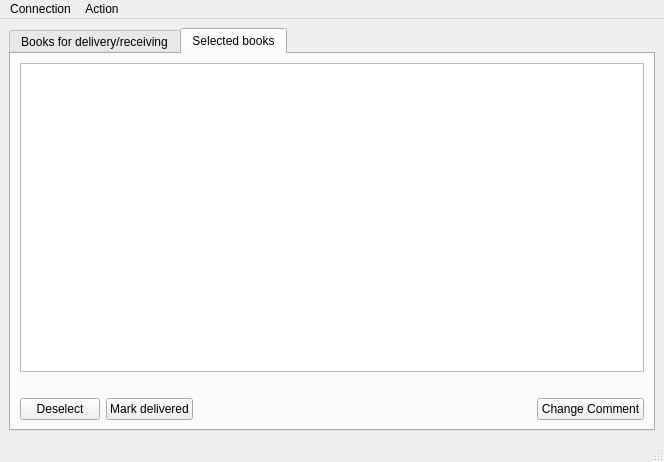
The window that mainwindow.ui (KulykOlya/db_courier) describes before a commit, drawn with Qt 5.
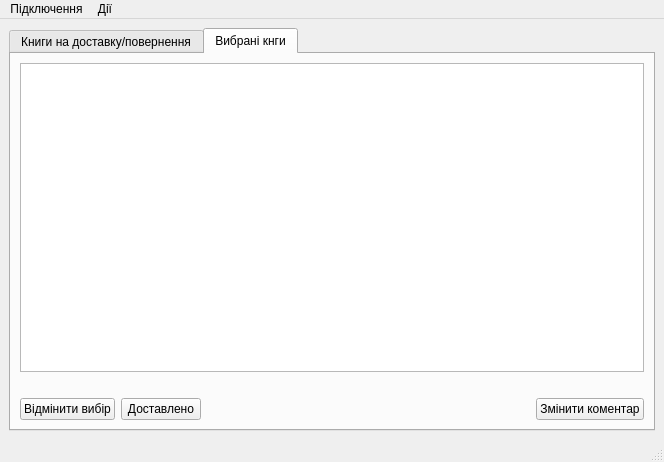
The same window after the commit. The open tabs and pages were chosen to show the change.

The edit to the form file:
```diff
--- a/mainwindow.ui
+++ b/mainwindow.ui
@@ -22,7 +22,7 @@
       </property>
       <widget class="QWidget" name="tab">
        <attribute name="title">
-        <string>Books for delivery/receiving</string>
+        <string>Книги на доставку/повернення</string>
        </attribute>
        <layout class="QVBoxLayout" name="verticalLayout_3">
         <item>
@@ -63,7 +63,7 @@
       </widget>
       <widget class="QWidget" name="tab_2">
        <attribute name="title">
-        <string>Selected books</string>
+        <string>Вибрані кнги</string>
        </attribute>
        <layout class="QVBoxLayout" name="verticalLayout_4">
         <item>
@@ -94,14 +94,14 @@
           <item>
            <widget class="QPushButton" name="pushButton_2">
             <property name="text">
-             <string>Deselect</string>
+             <string>Відмінити вибір</string>
             </property>
            </widget>
           </item>
           <item>
            <widget class="QPushButton" name="pushButton_3">
             <property name="text">
-             <string>Mark delivered</string>
+             <string>Доставлено</string>
             </property>
            </widget>
           </item>
@@ -121,7 +121,7 @@
           <item>
            <widget class="QPushButton" name="pushButton_4">
             <property name="text">
-             <string>Change Comment</string>
+             <string>Змінити коментар</string>
             </property>
            </widget>
           </item>
@@ -139,12 +139,12 @@
      <x>0</x>
      <y>0</y>
      <width>664</width>
-     <height>25</height>
+     <height>21</height>
     </rect>
    </property>
    <widget class="QMenu" name="menuConection">
     <property name="title">
-     <string>Connection</string>
+     <string>Підключення</string>
     </property>
     <addaction name="actionRelogin"/>
     <addaction name="actionDisconnect"/>
@@ -152,7 +152,7 @@
    </widget>
    <widget class="QMenu" name="menuAction">
     <property name="title">
-     <string>Action</string>
+     <string>Дії</string>
     </property>
     <addaction name="actionSelect"/>
     <addaction name="actionDeselect"/>
```
Left out of the diff: 18 changed lines with no effect on the pictures.
